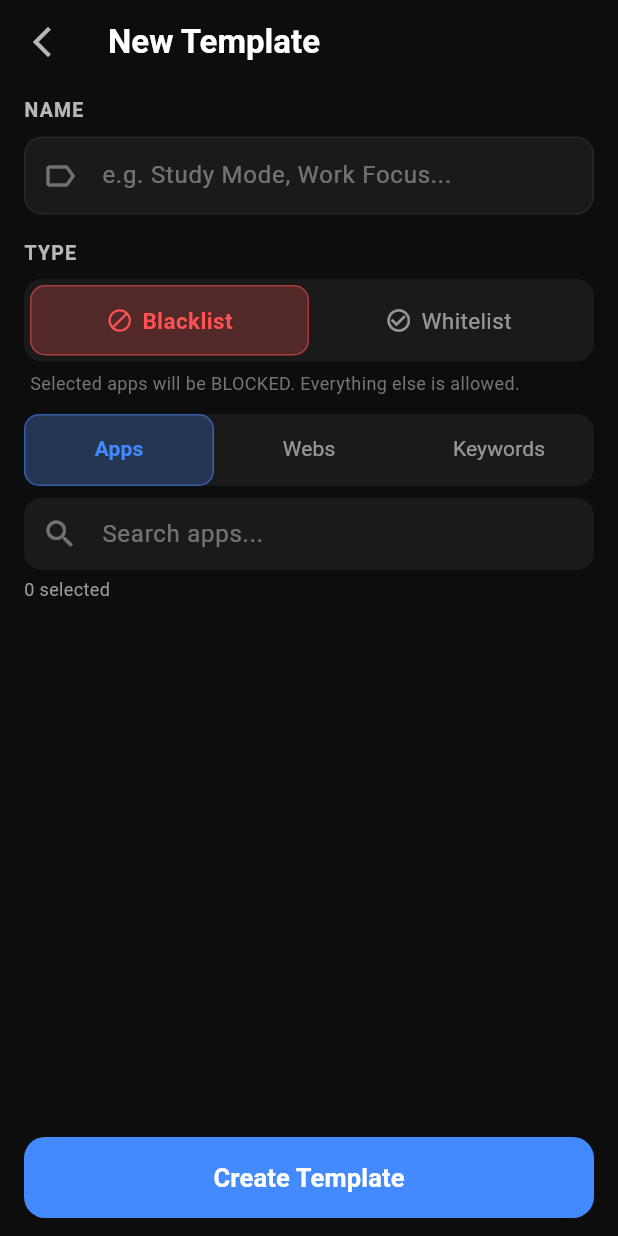
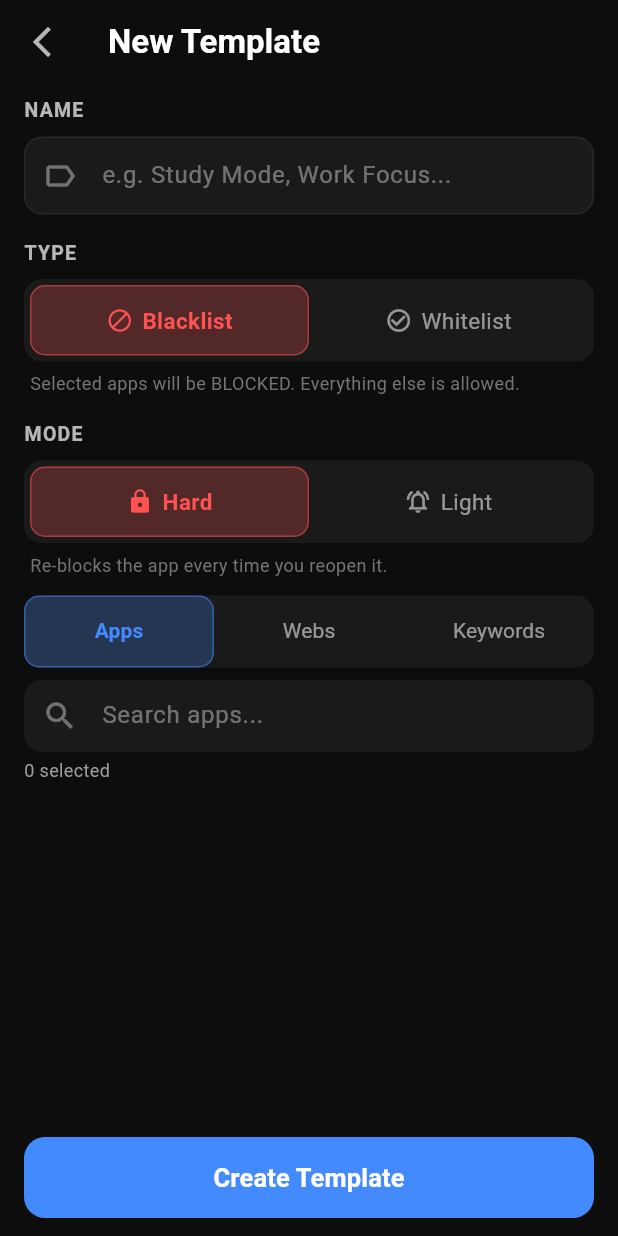
Before and after one commit to Floridedincolo/focus_mate, a Flutter app: the CreateTemplateScreen screen opened directly, on a phone screen of 412 x 824 dp. Run offline on Flutter 3.47's test engine with Material 3 defaults, Android fonts, the phone set to English and light mode, and no system bars; our stand-ins replace cloud_firestore, cloud_functions, firebase_ai, firebase_auth, firebase_core, fl_chart and 9 more; accounts and stored records are empty.

Commit message:
add hard/light mode to block templates
Hard mode keeps current behavior (global 5s cooldown, re-blocks on
reopen). Light mode warns once then leaves the app alone for 30s via
a per-package cooldown map in the accessibility service.

Co-Authored-By: Claude Opus 4.7 <noreply@anthropic.com>

```diff
--- a/lib/src/data/dtos/block_template_dto.dart
+++ b/lib/src/data/dtos/block_template_dto.dart
@@ -4,6 +4,7 @@ class BlockTemplateDTO {
   final String id;
   final String name;
   final bool isWhitelist;
+  final String mode;
   final List<String> packages;
   final List<String> blockedWebsites;
   final List<String> blockedKeywords;
@@ -12,6 +13,7 @@ class BlockTemplateDTO {
     required this.id,
     required this.name,
     this.isWhitelist = false,
+    this.mode = 'hard',
     this.packages = const [],
     this.blockedWebsites = const [],
     this.blockedKeywords = const [],
@@ -22,6 +24,7 @@ class BlockTemplateDTO {
       id: map['id'] as String? ?? '',
       name: map['name'] as String? ?? '',
       isWhitelist: map['isWhitelist'] as bool? ?? false,
+      mode: map['mode'] as String? ?? 'hard',
       packages: (map['packages'] as List<dynamic>?)
               ?.map((e) => e as String)
               .toList() ??
@@ -42,6 +45,7 @@ class BlockTemplateDTO {
       'id': id,
       'name': name,
       'isWhitelist': isWhitelist,
+      'mode': mode,
       'packages': packages,
       'blockedWebsites': blockedWebsites,
       'blockedKeywords': blockedKeywords,
--- a/lib/src/data/repositories/block_template_repository_impl.dart
+++ b/lib/src/data/repositories/block_template_repository_impl.dart
@@ -76,6 +76,7 @@ class BlockTemplateRepositoryImpl implements BlockTemplateRepository {
           id: dto.id,
           name: dto.name,
           isWhitelist: dto.isWhitelist,
+          mode: dto.mode,
           packages: dto.packages,
           blockedWebsites: dto.blockedWebsites,
           blockedKeywords: dto.blockedKeywords,
@@ -102,6 +103,7 @@ class BlockTemplateRepositoryImpl implements BlockTemplateRepository {
         id: dto.id,
         name: dto.name,
         isWhitelist: dto.isWhitelist,
+        mode: dto.mode,
         packages: dto.packages,
         blockedWebsites: dto.blockedWebsites,
         blockedKeywords: dto.blockedKeywords,
@@ -121,6 +123,7 @@ class BlockTemplateRepositoryImpl implements BlockTemplateRepository {
       id: template.id,
       name: template.name,
       isWhitelist: template.isWhitelist,
+      mode: template.mode,
       packages: template.packages,
       blockedWebsites: template.blockedWebsites,
       blockedKeywords: template.blockedKeywords,
--- a/lib/src/domain/entities/app_block_template.dart
+++ b/lib/src/domain/entities/app_block_template.dart
@@ -2,6 +2,9 @@ class AppBlockTemplate {
   final String id;
   final String name;
   final bool isWhitelist;
+  // 'hard' = re-blocks aggressively (5s cooldown).
+  // 'light' = warns once, then leaves the app alone for 30s.
+  final String mode;
   final List<String> packages;
   final List<String> blockedWebsites;
   final List<String> blockedKeywords;
@@ -10,6 +13,7 @@ class AppBlockTemplate {
     required this.id,
     required this.name,
     this.isWhitelist = false,
+    this.mode = 'hard',
     this.packages = const [],
     this.blockedWebsites = const [],
     this.blockedKeywords = const [],
@@ -19,6 +23,7 @@ class AppBlockTemplate {
     String? id,
     String? name,
     bool? isWhitelist,
+    String? mode,
     List<String>? packages,
     List<String>? blockedWebsites,
     List<String>? blockedKeywords,
@@ -27,6 +32,7 @@ class AppBlockTemplate {
       id: id ?? this.id,
       name: name ?? this.name,
       isWhitelist: isWhitelist ?? this.isWhitelist,
+      mode: mode ?? this.mode,
       packages: packages ?? this.packages,
       blockedWebsites: blockedWebsites ?? this.blockedWebsites,
       blockedKeywords: blockedKeywords ?? this.blockedKeywords,
@@ -40,13 +46,14 @@ class AppBlockTemplate {
         other.id == id &&
         other.name == name &&
         other.isWhitelist == isWhitelist &&
+        other.mode == mode &&
         _listEquals(other.packages, packages) &&
         _listEquals(other.blockedWebsites, blockedWebsites) &&
         _listEquals(other.blockedKeywords, blockedKeywords);
   }
 
   @override
-  int get hashCode => Object.hash(id, name, isWhitelist, Object.hashAll(packages), Object.hashAll(blockedWebsites), Object.hashAll(blockedKeywords));
+  int get hashCode => Object.hash(id, name, isWhitelist, mode, Object.hashAll(packages), Object.hashAll(blockedWebsites), Object.hashAll(blockedKeywords));
 
   static bool _listEquals(List<String> a, List<String> b) {
     if (a.length != b.length) return false;
--- a/lib/src/presentation/pages/create_template_screen.dart
+++ b/lib/src/presentation/pages/create_template_screen.dart
@@ -27,6 +27,7 @@ class _CreateTemplateScreenState extends ConsumerState<CreateTemplateScreen>
   late final TabController _tabController;
 
   bool _isWhitelist = false;
+  String _mode = 'hard';
   Set<String> _selectedPackages = {};
   Set<String> _blockedWebsites = {};
   Set<String> _blockedKeywords = {};
@@ -45,6 +46,7 @@ class _CreateTemplateScreenState extends ConsumerState<CreateTemplateScreen>
     _keywordController = TextEditingController();
     _tabController = TabController(length: 3, vsync: this);
     _isWhitelist = t?.isWhitelist ?? false;
+    _mode = t?.mode ?? 'hard';
     _selectedPackages = Set.from(t?.packages ?? []);
     _blockedWebsites = Set.from(t?.blockedWebsites ?? []);
     _blockedKeywords = Set.from(t?.blockedKeywords ?? []);
@@ -109,6 +111,7 @@ class _CreateTemplateScreenState extends ConsumerState<CreateTemplateScreen>
           DateTime.now().millisecondsSinceEpoch.toString(),
       name: name,
       isWhitelist: _isWhitelist,
+      mode: _mode,
       packages: _selectedPackages.toList(),
       blockedWebsites: _blockedWebsites.toList(),
       blockedKeywords: _blockedKeywords.toList(),
@@ -232,6 +235,48 @@ class _CreateTemplateScreenState extends ConsumerState<CreateTemplateScreen>
                     _isWhitelist
                         ? 'Only selected apps will be ALLOWED. Everything else is blocked.'
                         : 'Selected apps will be BLOCKED. Everything else is allowed.',
+                    style: TextStyle(color: Colors.grey[600], fontSize: 12),
+                  ),
+                ),
+                const SizedBox(height: 16),
+
+                const Text('MODE',
+                    style: TextStyle(
+                        color: Colors.white70,
+                        fontSize: 13,
+                        fontWeight: FontWeight.w600,
+                        letterSpacing: 0.8)),
+                const SizedBox(height: 8),
+                Container(
+                  decoration: BoxDecoration(
+                      color: _card, borderRadius: BorderRadius.circular(12)),
+                  padding: const EdgeInsets.all(4),
+                  child: Row(
+                    children: [
+                      _typeToggle(
+                        label: 'Hard',
+                        icon: Icons.lock,
+                        selected: _mode == 'hard',
+                        color: Colors.redAccent,
+                        onTap: () => setState(() => _mode = 'hard'),
+                      ),
+                      _typeToggle(
+                        label: 'Light',
+                        icon: Icons.notifications_active_outlined,
+                        selected: _mode == 'light',
+                        color: Colors.amberAccent,
+                        onTap: () => setState(() => _mode = 'light'),
+                      ),
+                    ],
+                  ),
+                ),
+                const SizedBox(height: 6),
+                Padding(
+                  padding: const EdgeInsets.symmetric(horizontal: 4),
+                  child: Text(
+                    _mode == 'hard'
+                        ? 'Re-blocks the app every time you reopen it.'
+                        : 'Shows a warning, then gives you 30s on the app before blocking again.',
                     style: TextStyle(color: Colors.grey[600], fontSize: 12),
                   ),
                 ),
--- a/lib/src/presentation/providers/task_providers.dart
+++ b/lib/src/presentation/providers/task_providers.dart
@@ -186,6 +186,7 @@ Future<void> syncFocusScheduleToNative(List<Task> tasks, List<AppBlockTemplate>
             'taskName': task.title,
             'apps': template.packages,
             'isWhitelist': template.isWhitelist,
+            'mode': template.mode,
             'blockedWebsites': template.blockedWebsites,
             'blockedKeywords': template.blockedKeywords,
           });
```
Also changed, not shown: 1 other file.
